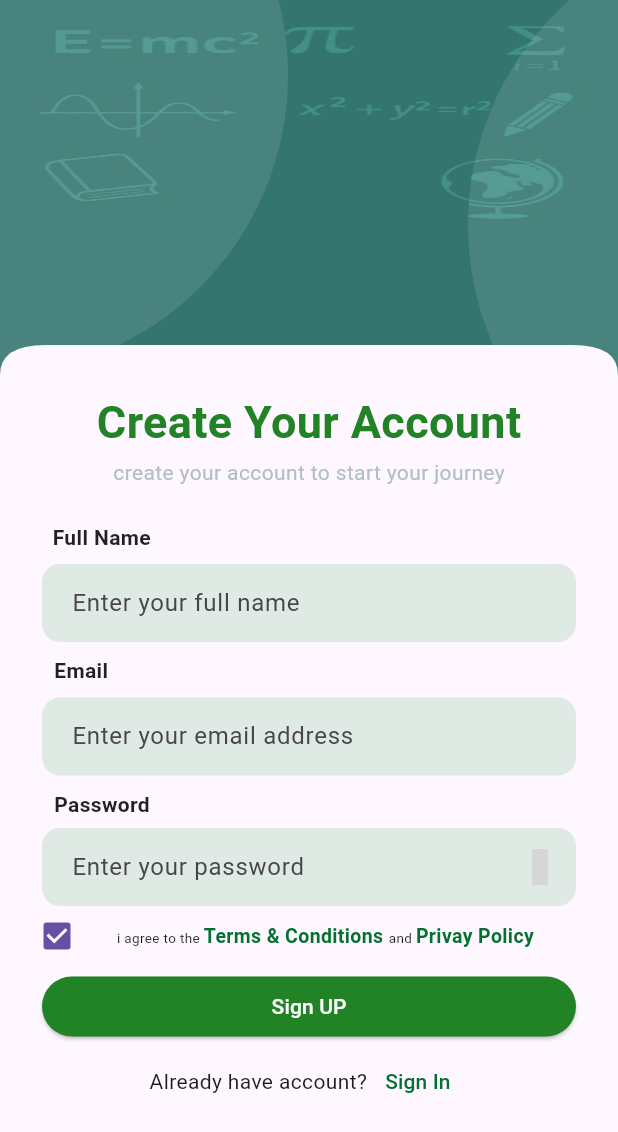
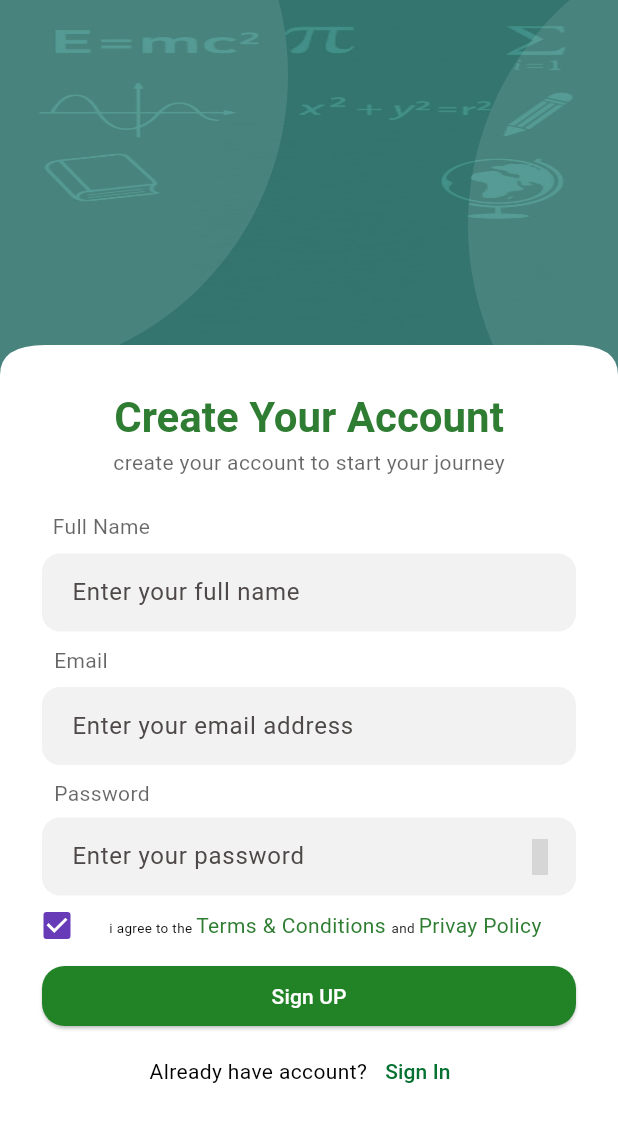
Before and after one commit to sharankumaran/task1, a Flutter app: the RegisterPage screen opened by its route, on a phone screen of 412 x 824 dp. Shown: the top 1132 px of the screen. Run offline on Flutter 3.47's test engine with Material 3 defaults, Android fonts, the phone set to English and light mode, and no system bars; drawn by our look-alikes of flutter_form_builder; our stand-ins replace flutter_bloc, form_builder_validators, go_router, iconsax; grey boxes are pictures that could not be loaded.

Commit message:
themes,colors

```diff
--- a/lib/main.dart
+++ b/lib/main.dart
@@ -6,6 +6,7 @@ import 'package:task1/pages/home_page.dart';
 import 'package:task1/pages/login_page.dart';
 import 'package:task1/pages/onboarding_page.dart';
 import 'package:task1/pages/register_page.dart';
+import 'package:task1/pages/themes.dart';
 
 void main() {
   runApp(const MyApp());
@@ -31,6 +32,9 @@ class MyApp extends StatelessWidget {
       child: MaterialApp.router(
         debugShowCheckedModeBanner: false,
         routerConfig: _router,
+        theme: lightTheme,
+        darkTheme: darktheme,
+        themeMode: ThemeMode.system,
       ),
     );
   }
--- a/lib/pages/register_page.dart
+++ b/lib/pages/register_page.dart
@@ -5,6 +5,7 @@ import 'package:form_builder_validators/form_builder_validators.dart';
 import 'package:go_router/go_router.dart';
 import 'package:iconsax/iconsax.dart';
 import 'package:task1/bloc/auth_bloc.dart';
+import 'package:task1/pages/colors.dart';
 import 'package:task1/pages/curved_edges.dart';
 import 'package:task1/pages/header_design.dart';
 import 'package:task1/pages/terms_and_conditions.dart';
@@ -16,6 +17,7 @@ class RegisterPage extends StatelessWidget {
 
   @override
   Widget build(BuildContext context) {
+    final isdark = Theme.of(context).brightness == Brightness.dark;
     final size = MediaQuery.of(context).size;
     return Scaffold(
       body: BlocConsumer<AuthBloc, AuthState>(
@@ -48,16 +50,20 @@ class RegisterPage extends StatelessWidget {
                     children: [
                       Text(
                         'Create Your Account',
-                        style: TextStyle(
+                        style: Theme.of(
+                          context,
+                        ).textTheme.headlineMedium?.copyWith(
                           fontWeight: FontWeight.bold,
-                          color: const Color.fromARGB(255, 33, 131, 38),
-                          fontSize: 30,
+                          color: Theme.of(context).primaryColor,
                         ),
+                        textAlign: TextAlign.center,
                       ),
                       SizedBox(height: 2),
                       Text(
                         'create your account to start your journey',
-                        style: TextStyle(color: Colors.blueGrey.shade200),
+                        style: Theme.of(context).textTheme.bodyMedium?.copyWith(
+                          color: Theme.of(context).hintColor,
+                        ),
                       ),
                       SizedBox(height: 5),
                       Padding(
@@ -74,9 +80,10 @@ class RegisterPage extends StatelessWidget {
                                 ),
                                 child: Text(
                                   'Full Name',
-                                  style: TextStyle(
-                                    fontWeight: FontWeight.w600,
-                                    color: Colors.black87,
+                                  style: Theme.of(
+                                    context,
+                                  ).textTheme.bodyMedium?.copyWith(
+                                    color: Theme.of(context).hintColor,
                                   ),
                                 ),
                               ),
@@ -97,7 +104,7 @@ class RegisterPage extends StatelessWidget {
                                 decoration: InputDecoration(
                                   hintText: 'Enter your full name',
                                   filled: true,
-                                  fillColor: Color(0xFFE0EAE4),
+                                  fillColor: isdark ? kDarkCard : kLightcard,
                                   contentPadding: EdgeInsets.symmetric(
                                     vertical: 14,
                                     horizontal: 16,
@@ -117,9 +124,10 @@ class RegisterPage extends StatelessWidget {
                                 ),
                                 child: Text(
                                   'Email',
-                                  style: TextStyle(
-                                    fontWeight: FontWeight.w600,
-                                    color: Colors.black87,
+                                  style: Theme.of(
+                                    context,
+                                  ).textTheme.bodyMedium?.copyWith(
+                                    color: Theme.of(context).hintColor,
                                   ),
                                 ),
                               ),
@@ -140,7 +148,7 @@ class RegisterPage extends StatelessWidget {
                                 decoration: InputDecoration(
                                   hintText: 'Enter your email address',
                                   filled: true,
-                                  fillColor: Color(0xFFE0EAE4),
+                                  fillColor: isdark ? kDarkCard : kLightcard,
                                   contentPadding: EdgeInsets.symmetric(
                                     vertical: 14,
                                     horizontal: 16,
@@ -160,9 +168,10 @@ class RegisterPage extends StatelessWidget {
                                 ),
                                 child: Text(
                                   'Password',
-                                  style: TextStyle(
-                                    fontWeight: FontWeight.w600,
-                                    color: Colors.black87,
+                                  style: Theme.of(
+                                    context,
+                                  ).textTheme.bodyMedium?.copyWith(
+                                    color: Theme.of(context).hintColor,
                                   ),
                                 ),
                               ),
@@ -198,7 +207,7 @@ class RegisterPage extends StatelessWidget {
                                 decoration: InputDecoration(
                                   hintText: 'Enter your password',
                                   filled: true,
-                                  fillColor: Color(0xFFE0EAE4),
+                                  fillColor: isdark ? kDarkCard : kLightcard,
                                   suffixIcon: Icon(Iconsax.eye_slash),
                                   contentPadding: EdgeInsets.symmetric(
                                     vertical: 14,
--- a/lib/pages/terms_and_conditions.dart
+++ b/lib/pages/terms_and_conditions.dart
@@ -31,20 +31,12 @@ class terms_and_conditions extends StatelessWidget {
 
                 TextSpan(
                   text: '${'Terms & Conditions '}',
-                  style: TextStyle(
-                    fontWeight: FontWeight.bold,
-                    fontSize: 13,
-                    color: Color.fromARGB(255, 4, 113, 48),
-                  ),
+                  style: TextStyle(color: Theme.of(context).primaryColor),
                 ),
                 TextSpan(text: '${'and '}', style: TextStyle(fontSize: 9)),
                 TextSpan(
                   text: '${'Privay Policy'}',
-                  style: TextStyle(
-                    fontWeight: FontWeight.bold,
-                    fontSize: 13,
-                    color: Color.fromARGB(255, 4, 113, 48),
-                  ),
+                  style: TextStyle(color: Theme.of(context).primaryColor),
                 ),
               ],
             ),
--- /dev/null
+++ b/lib/pages/themes.dart
@@ -0,0 +1,54 @@
+import 'package:flutter/material.dart';
+import 'package:task1/pages/colors.dart';
+
+final ThemeData lightTheme = ThemeData(
+  brightness: Brightness.light,
+  primaryColor: kprimarycolor,
+  scaffoldBackgroundColor: kLightbackground,
+  inputDecorationTheme: InputDecorationTheme(
+    filled: true,
+    fillColor: kLightcard,
+    hintStyle: TextStyle(color: klightHint),
+    border: OutlineInputBorder(
+      borderRadius: BorderRadius.circular(16),
+      borderSide: BorderSide(color: Colors.grey),
+    ),
+  ),
+  elevatedButtonTheme: ElevatedButtonThemeData(
+    style: ElevatedButton.styleFrom(
+      backgroundColor: kprimarycolor,
+      foregroundColor: Colors.white,
+      shape: RoundedRectangleBorder(borderRadius: BorderRadius.circular(15)),
+    ),
+  ),
+  checkboxTheme: CheckboxThemeData(
+    fillColor: WidgetStatePropertyAll(kAccentcolor),
+  ),
+  textTheme: TextTheme(bodyMedium: TextStyle(color: Colors.black)),
+);
+
+final ThemeData darktheme = ThemeData(
+  brightness: Brightness.dark,
+  primaryColor: kprimarycolor,
+  scaffoldBackgroundColor: kDarkBackground,
+  inputDecorationTheme: InputDecorationTheme(
+    filled: true,
+    fillColor: kDarkCard,
+    hintStyle: TextStyle(color: kDarkHint),
+    border: OutlineInputBorder(
+      borderRadius: BorderRadius.circular(16),
+      borderSide: BorderSide(color: Colors.grey),
+    ),
+  ),
+  elevatedButtonTheme: ElevatedButtonThemeData(
+    style: ElevatedButton.styleFrom(
+      backgroundColor: kprimarycolor,
+      foregroundColor: Colors.white,
+      shape: RoundedRectangleBorder(borderRadius: BorderRadius.circular(14)),
+    ),
+  ),
+  checkboxTheme: CheckboxThemeData(
+    fillColor: WidgetStatePropertyAll(kAccentcolor),
+  ),
+  textTheme: TextTheme(bodyMedium: TextStyle(color: Colors.white)),
+);
```
Also changed, not shown: lib/pages/colors.dart (added, +18 -0 lines), lib/pages/login_page.dart (+16 -9 lines), lib/pages/onboarding_page.dart (+11 -16 lines).
